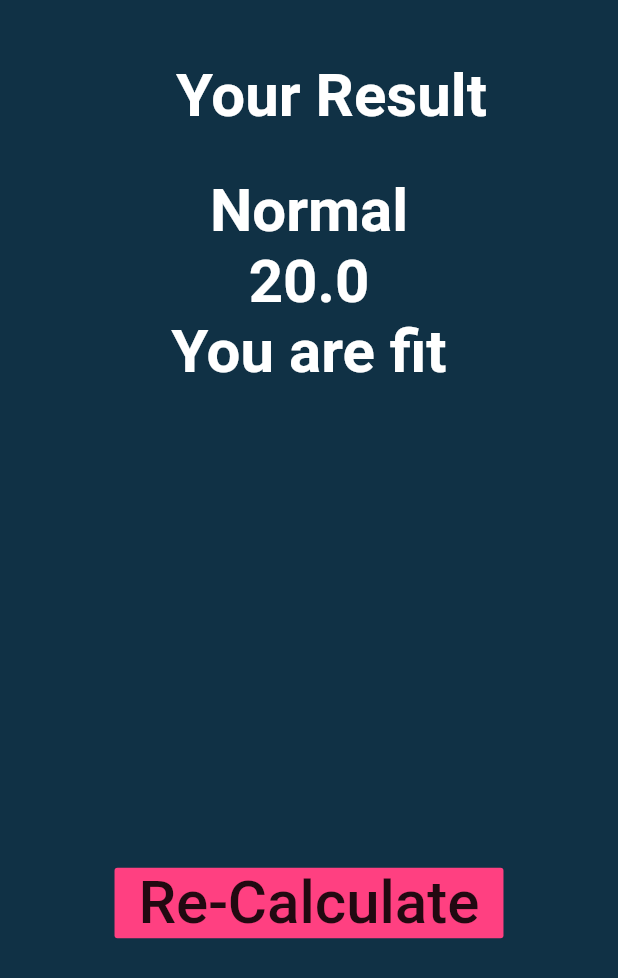
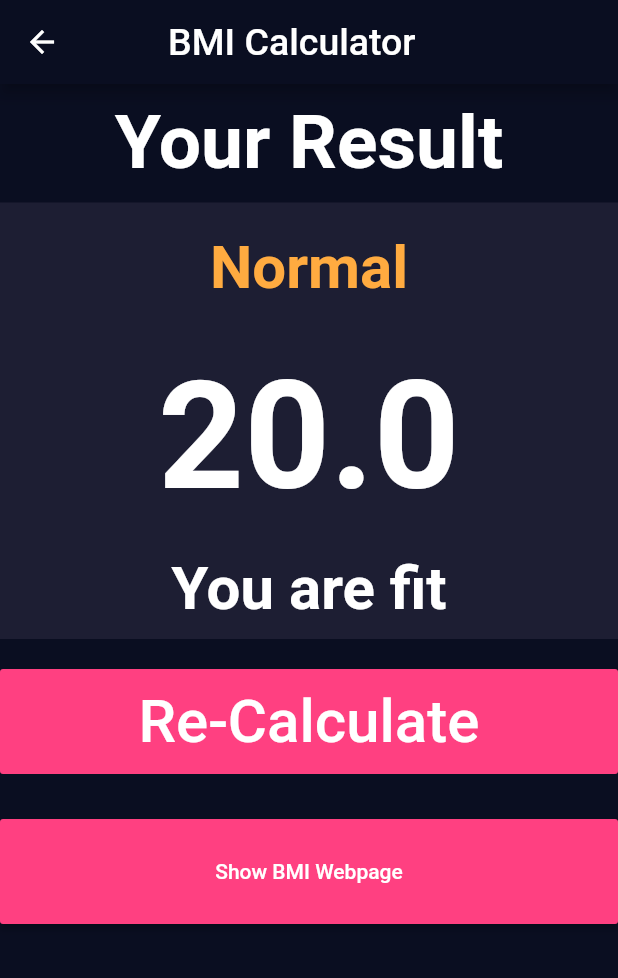
Before and after one commit to ovichowdhury1/ovichowdhury11.4-BMI-Calculator-flutter-update1, a Flutter app: the screen it shows after launch, after a tap on "Calculate", on a phone screen of 412 x 824 dp. Shown: the top 978 px of the screen. Run offline on Flutter 3.47's test engine with Material 2 defaults, Android fonts, the phone set to English and light mode, and no system bars; our stand-ins replace font_awesome_flutter, splashscreen.

Commit message:
first commit

```diff
--- a/lib/inputpage.dart
+++ b/lib/inputpage.dart
@@ -1,10 +1,14 @@
 
 
+import 'dart:ui';
 import 'package:bmi_calculator/calculation.dart';
 import 'package:bmi_calculator/output.dart';
 import 'package:flutter/material.dart';
 import 'package:flutter/widgets.dart';
 import 'package:font_awesome_flutter/font_awesome_flutter.dart';
+
+const inactiveCardColour = Color(0xFF111328);
+const activeCardColour = Color(0xFF1D1E33);
 
 class Inputpage extends StatefulWidget {
   @override
@@ -16,14 +20,36 @@ class InputpageState extends State<Inputpage> {
   int weight= 20;
   int age =10;
   int height =1;
+  Color maleCardColour= inactiveCardColour;
+  Color femaleCardColour= inactiveCardColour;
+  void updateCardColour(int gender){
+    if(gender==1){
+      if(maleCardColour==inactiveCardColour){
+        maleCardColour= activeCardColour;
+        femaleCardColour=inactiveCardColour;
+      }
+      else{
+        maleCardColour=inactiveCardColour;
+      }
+    }
+    if(gender==2){
+      if(femaleCardColour==inactiveCardColour){
+        femaleCardColour= activeCardColour;
+        maleCardColour=inactiveCardColour;
+      }
+      else{
+        femaleCardColour=inactiveCardColour;
+      }
+    }
+  }
   @override
   Widget build(BuildContext context) {
     return Scaffold(
-      backgroundColor: Color(0xFF103145),
+      backgroundColor: Color(0xFF0A0E21),
       appBar: AppBar(
-        backgroundColor: Color(0xFF103145),
+        backgroundColor: Color(0xFF0A0E21),
         title: Padding(
-          padding: const EdgeInsets.only(left: 60),
+          padding: const EdgeInsets.only(left: 40),
           child: Text("BMI Calculator",
           style:TextStyle(
             fontSize: 25,
@@ -39,9 +65,15 @@ class InputpageState extends State<Inputpage> {
               children: [
                 Padding(
                   padding: const EdgeInsets.all(20.0),
+                  child: GestureDetector(
+                    onTap: (){
+                           setState(() {
+                             updateCardColour(1);
+                           });
+                    },
                     child: Container(
                       decoration: BoxDecoration(
-                      color: Color(0xFF296387),
+                        color: maleCardColour,
                         borderRadius: BorderRadius.circular(15),
                       ),
                       height: 200,
@@ -66,12 +98,19 @@ class InputpageState extends State<Inputpage> {
                       ),
                     ),
                   ),
+                ),
 
                 Padding(
                   padding: const EdgeInsets.all(20.0),
+                  child: GestureDetector(
+                    onTap: (){
+                      setState(() {
+                        updateCardColour(2);
+                      });
+                    },
                     child: Container(
                       decoration: BoxDecoration(
-                      color: Color(0xFF296387),
+                        color: femaleCardColour,
                         borderRadius: BorderRadius.circular(15),
                       ),
                       height: 200,
@@ -96,6 +135,7 @@ class InputpageState extends State<Inputpage> {
                       ),
                     ),
                   ),
+                ),
               ],
             ),
 
@@ -106,7 +146,7 @@ class InputpageState extends State<Inputpage> {
                 width: 400,
                 decoration: BoxDecoration(
                   borderRadius: BorderRadius.circular(15),
-                  color: Color(0xFF296387) ,
+                  color: Color(0xFF1D1E33) ,
                 ),
                 child: Column(
                   mainAxisAlignment: MainAxisAlignment.center,
@@ -126,34 +166,17 @@ class InputpageState extends State<Inputpage> {
                      ),
 
 
-                     Row(
-                       mainAxisAlignment: MainAxisAlignment.center,
-                       crossAxisAlignment: CrossAxisAlignment.center,
-                       children: [
-                         IconButton(
-                             color: Color(0xFFa8b4bf),
-                             icon: Icon(FontAwesomeIcons.plus,
-                               color: Colors.white,
-                             ),
-                             onPressed: (){
+                    Slider(
+                    value: height.toDouble(),
+                    min: 1,
+                    max: 10,
+                    activeColor: Color(0xFFEB1555),
+                    inactiveColor: Color(0xFF8D8E98),
+                    onChanged: (double newValue) {
                       setState(() {
-                                 height++;
+                        height = newValue.round();
                       });
-                             }
-                         ),
-                         SizedBox(width: 10,),
-                         IconButton(
-                             color: Color(0xFFa8b4bf),
-                             icon: Icon(FontAwesomeIcons.minus,
-                               color: Colors.white,
-                             ),
-                             onPressed: (){
-                               setState(() {
-                                 height--;
-                               });
-                             }
-                         ),
-                       ],
+                    },
                     ),
                    ],
                 ),
@@ -166,7 +189,7 @@ class InputpageState extends State<Inputpage> {
                   padding: const EdgeInsets.all(20.0),
                   child: Container(
                     decoration: BoxDecoration(
-                      color: Color(0xFF296387),
+                      color: Color(0xFF1D1E33),
                       borderRadius: BorderRadius.circular(15),
                     ),
                     height: 200,
@@ -231,7 +254,7 @@ class InputpageState extends State<Inputpage> {
                   padding: const EdgeInsets.all(20.0),
                   child: Container(
                     decoration: BoxDecoration(
-                      color: Color(0xFF296387),
+                      color: Color(0xFF1D1E33),
                       borderRadius: BorderRadius.circular(15),
                     ),
                     height: 200,
@@ -294,7 +317,9 @@ class InputpageState extends State<Inputpage> {
             ),
 
            FlatButton(
-             color: Colors.pinkAccent,
+             height: 70.0,
+             minWidth: double.infinity,
+             color: Colors.pink,
                onPressed: () {
                Calculation cal = Calculation(height: height,weight: weight);
                   Navigator.push(context, MaterialPageRoute(builder: (context)=>
@@ -308,6 +333,7 @@ class InputpageState extends State<Inputpage> {
                child: Text("Calculate",
                style: TextStyle(
                  fontSize: 40,
+                 color: Colors.white ,
                ),
                )
            )
--- a/lib/main.dart
+++ b/lib/main.dart
@@ -1,29 +1,35 @@
 import 'package:bmi_calculator/inputpage.dart';
 import 'package:flutter/material.dart';
+import 'package:splashscreen/splashscreen.dart';
 
-void main() {
-  runApp(MyApp());
+void main(){
+  runApp(new MaterialApp(
+    home: new MyApp(),
+  ));
+}
+class MyApp extends StatefulWidget {
+  @override
+  _MyAppState createState() => new _MyAppState();
 }
 
-class MyApp extends StatelessWidget {
-  // This widget is the root of your application.
+class _MyAppState extends State<MyApp> {
   @override
   Widget build(BuildContext context) {
-    return MaterialApp(
-      title: 'Flutter Demo',
-      theme: ThemeData(
-        // This is the theme of your application.
-        //
-        // Try running your application with "flutter run". You'll see the
-        // application has a blue toolbar. Then, without quitting the app, try
-        // changing the primarySwatch below to Colors.green and then invoke
-        // "hot reload" (press "r" in the console where you ran "flutter run",
-        // or simply save your changes to "hot reload" in a Flutter IDE).
-        // Notice that the counter didn't reset back to zero; the application
-        // is not restarted.
-        primarySwatch: Colors.blue,
-      ),
-      home: Inputpage(),
+    return new SplashScreen(
+        seconds: 14,
+        navigateAfterSeconds: new Inputpage(),
+        title: new Text('BMI',
+          style: new TextStyle(
+              fontWeight: FontWeight.bold,
+              color: Colors.white,
+              fontSize: 70.0
+          ),),
+        // image: new Image.network('https://i.imgur.com/TyCSG9A.png'),
+        backgroundColor: Color(0xFF0A0E21),
+        styleTextUnderTheLoader: new TextStyle(),
+        photoSize: 100.0,
+        onClick: ()=>print("Flutter Egypt"),
+        loaderColor: Colors.red
     );
   }
 }
--- a/lib/output.dart
+++ b/lib/output.dart
@@ -1,5 +1,6 @@
 import 'package:bmi_calculator/inputpage.dart';
 import "package:flutter/material.dart";
+import 'package:url_launcher/url_launcher.dart';
 
 class Outputpage extends StatefulWidget {
   Outputpage({this.bmiresult,this.feedback,this.suggestion});
@@ -11,41 +12,71 @@ class Outputpage extends StatefulWidget {
 }
 
 class _OutputpageState extends State<Outputpage> {
+
+  //  customLauncher(command) async{
+  //   if(await canLaunch(command)){
+  //     launch(command);
+  //   }
+  //   else{
+  //     print("fail to launch");
+  //   }
+  //
+  //
+  // }
   @override
   Widget build(BuildContext context) {
     return Scaffold(
-      backgroundColor: Color(0xFF103145),
-      body: Column(
+      backgroundColor: Color(0xFF0A0E21),
+
+      appBar: AppBar(
+        backgroundColor: Color(0xFF0A0E21),
+        title: Padding(
+          padding: const EdgeInsets.only(left: 40),
+          child: Text("BMI Calculator",
+            style:TextStyle(
+              fontSize: 25,
+            ) ,
+          ),
+        ),
+      ),
+      body:Column(
         children: [
           Padding(
-            padding: const EdgeInsets.only(top: 40,left: 30),
+            padding: const EdgeInsets.all(10.0),
+            child: Container(
               child: Text("Your Result",
             style: TextStyle(
-                fontSize: 40,
+              fontSize: 50,
               color: Colors.white ,
               fontWeight: FontWeight.bold,
                 ),
               ),
             ),
-           SizedBox(height: 30,),
-          Center(
+          ),
+          Container(
+            width: double.infinity,
+            color: Color(0xFF1D1E33),
             child: Column(
               children: [
-                Text(widget.feedback,
+                Padding(
+                  padding: const EdgeInsets.only(top: 20,bottom: 30),
+                  child: Text(widget.feedback,
                     style: TextStyle(
                       fontSize: 40,
+                      color: Colors.orangeAccent,
+                      fontWeight: FontWeight.bold,
+                    ),
+                  ),
+                ),
+
+                Text(widget.bmiresult,
+                  style: TextStyle(
+                    fontSize: 100,
                     color: Colors.white ,
                     fontWeight: FontWeight.bold,
                   ),
                 ),
-                Text(widget.bmiresult,
-                  style: TextStyle(
-                    fontSize: 40,
-                    color: Colors.white ,
-                    fontWeight: FontWeight.bold,
-                  ),
-                ),
-
+                SizedBox(height: 20,),
                 Text(widget.suggestion,
                   style: TextStyle(
                     fontSize: 40,
@@ -53,8 +84,16 @@ class _OutputpageState extends State<Outputpage> {
                     fontWeight: FontWeight.bold,
                   ),
                 ),
-                SizedBox(height: 320,),
+                SizedBox(height: 10,),
+              ],
+            ),
+          ),
+
+
+          SizedBox(height: 20,),
           FlatButton(
+                   minWidth: double.infinity,
+                   height: 70,
               color: Colors.pinkAccent,
               onPressed: () {
                 Navigator.push(context, MaterialPageRoute(builder: (context)=> Inputpage()));
@@ -62,10 +101,23 @@ class _OutputpageState extends State<Outputpage> {
               child: Text("Re-Calculate",
                 style: TextStyle(
                   fontSize: 40,
+                  color:Colors.white ,
                 ),
               )
-                )
-              ],
+          ),
+          SizedBox(height: 30,),
+
+          Container(
+            height: 70,
+            width: double.infinity,
+            child: RaisedButton(
+              color: Colors.pinkAccent,
+              onPressed: _launchURL,
+              child: Text('Show BMI Webpage',
+              style: TextStyle(
+                color: Colors.white,
+              ),
+              ),
             ),
           ),
         ],
@@ -73,3 +125,12 @@ class _OutputpageState extends State<Outputpage> {
     );
   }
 }
+
+_launchURL() async {
+  const url = 'https://en.wikipedia.org/wiki/Body_mass_index';
+  if (await canLaunch(url)) {
+    await launch(url);
+  } else {
+    throw 'Could not launch $url';
+  }
+}
--- a/pubspec.yaml
+++ b/pubspec.yaml
@@ -23,12 +23,14 @@ environment:
 dependencies:
   flutter:
     sdk: flutter
+  splashscreen:
 
 
   # The following adds the Cupertino Icons font to your application.
   # Use with the CupertinoIcons class for iOS style icons.
   cupertino_icons: ^1.0.2
   font_awesome_flutter: ^9.0.0
+  url_launcher: ^6.0.3
 
 dev_dependencies:
   flutter_test:
```
Also changed, not shown: pubspec.lock. Lines whose indentation alone changed are shown as unchanged.
